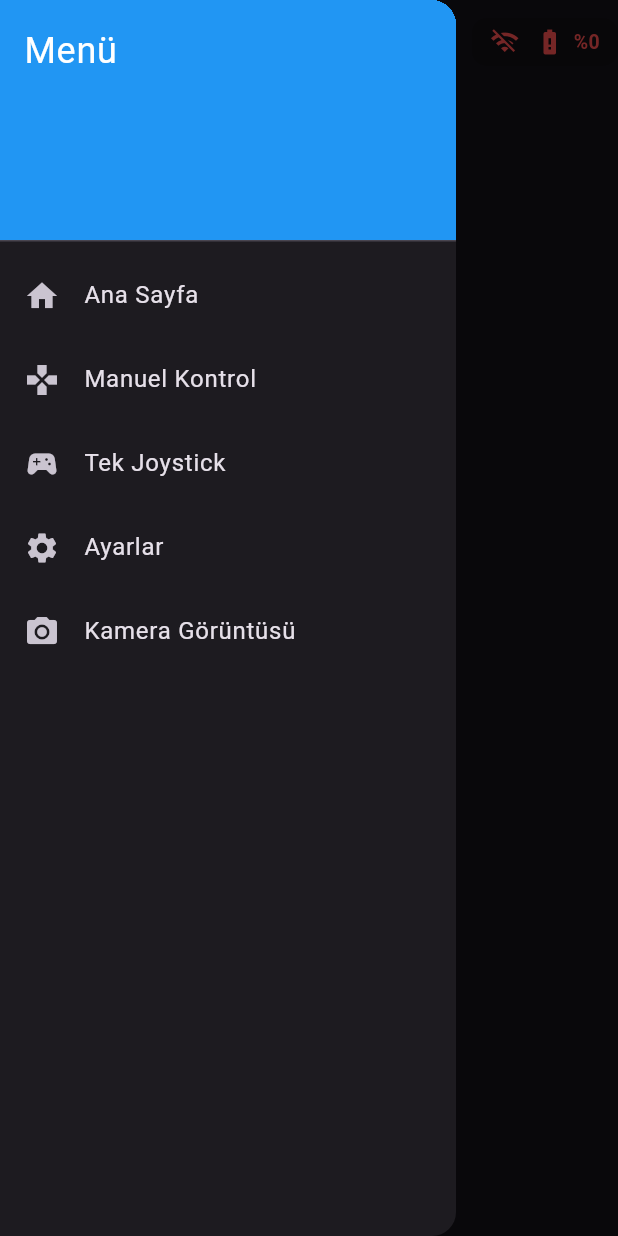
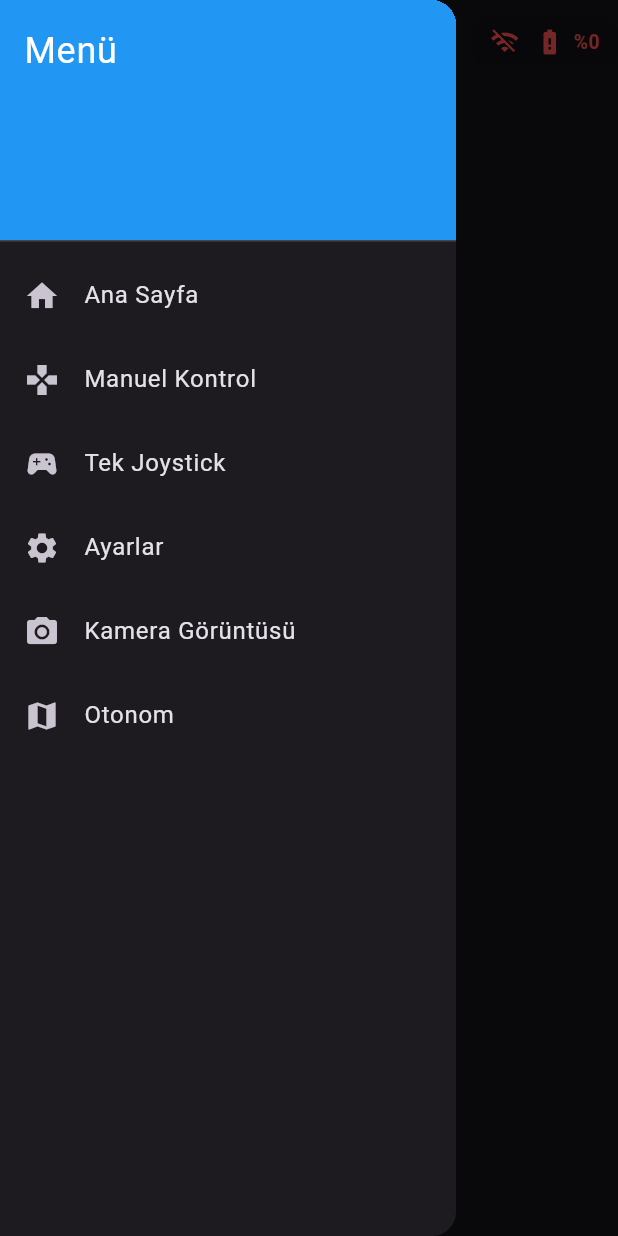
Before and after one commit to Jrengineer/solarbot, a Flutter app: the screen it shows after launch, with the side drawer open, on a phone screen of 412 x 824 dp. Run offline on Flutter 3.47's test engine with Material 3 defaults, Android fonts, the phone set to English and light mode, and no system bars; network calls fail.

Commit message:
Add placeholder Otonom page

```diff
--- a/apps/scs/lib/ana_sayfa.dart
+++ b/apps/scs/lib/ana_sayfa.dart
@@ -6,6 +6,7 @@ import 'ayarlar.dart';
 import 'kamera_sayfasi.dart';
 import 'status_bar.dart'; // parametresiz kullanılacak
 import 'tek_joystick_spawn.dart';
+import 'otonom.dart';
 
 class AnaSayfa extends StatefulWidget {
   const AnaSayfa({super.key});
@@ -17,13 +18,14 @@ class AnaSayfa extends StatefulWidget {
 class _AnaSayfaState extends State<AnaSayfa> {
   int _selectedIndex = 0;
 
-  // Sıra: Ana Sayfa, Manuel, Tek Joystick, Ayarlar, Kamera
+  // Sıra: Ana Sayfa, Manuel, Tek Joystick, Ayarlar, Kamera, Otonom
   final List<Widget> _pages = const [
     AnaSayfaIcerik(),
     ManuelKontrol(),
     TekJoystickSpawnPage(),
     Ayarlar(),
     KameraSayfasi(),
+    OtonomPage(),
   ];
 
   @override
@@ -83,6 +85,14 @@ class _AnaSayfaState extends State<AnaSayfa> {
                 Navigator.pop(context);
               },
             ),
+            ListTile(
+              leading: const Icon(Icons.map),
+              title: const Text('Otonom'),
+              onTap: () {
+                setState(() => _selectedIndex = 5);
+                Navigator.pop(context);
+              },
+            ),
           ],
         ),
       ),
--- a/apps/scs/lib/main.dart
+++ b/apps/scs/lib/main.dart
@@ -4,6 +4,7 @@ import 'package:provider/provider.dart';
 import 'camera_service.dart';
 import 'ana_sayfa.dart';
 import 'tek_joystick_spawn.dart'; // Tek joystick sayfası
+import 'otonom.dart';
 
 void main() {
   runApp(
@@ -28,6 +29,7 @@ class MyApp extends StatelessWidget {
       home: const AnaSayfa(),
       routes: {
         '/tek-joystick-spawn': (context) => const TekJoystickSpawnPage(),
+        '/otonom': (context) => const OtonomPage(),
       },
     );
   }
```
Also changed, not shown: apps/scs/lib/otonom.dart (added, +35 -0 lines).
